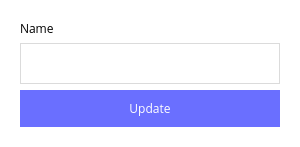
Old version of the form src/Dialogs/editcategorydialog.ui in the repository romanato73/vut-icp-2021.
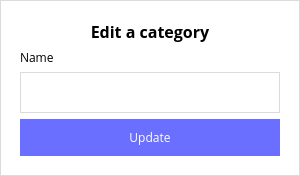
New version of the form.

The edit to the form file:
```diff
--- a/src/Dialogs/editcategorydialog.ui
+++ b/src/Dialogs/editcategorydialog.ui
@@ -7,13 +7,13 @@
     <x>0</x>
     <y>0</y>
     <width>300</width>
-    <height>135</height>
+    <height>165</height>
    </rect>
   </property>
   <property name="maximumSize">
    <size>
     <width>300</width>
-    <height>135</height>
+    <height>165</height>
    </size>
   </property>
   <property name="windowTitle">
@@ -23,7 +23,27 @@
    <double>1.000000000000000</double>
   </property>
   <property name="styleSheet">
-   <string notr="true">background-color: #fff;</string>
+   <string notr="true">QDialog {
+	background-color: #fff;
+	border: 1px solid #DBDBDB;
+}
+
+QLabel {
+	color: #000;
+}
+
+QPushButton {
+	background-color: #6A6FFF;
+	color: #fff;
+	border: none;
+	padding: 10px;
+}
+
+QLineEdit {
+	background-color: #fff;
+	border: 1px solid #DBDBDB;
+	padding: 10px;
+}</string>
   </property>
   <property name="modal">
    <bool>true</bool>
@@ -40,6 +60,24 @@
       <string notr="true"/>
      </property>
      <layout class="QVBoxLayout" name="verticalLayout">
+      <item>
+       <widget class="QLabel" name="label_2">
+        <property name="font">
+         <font>
+          <family>Open Sans</family>
+          <pointsize>12</pointsize>
+          <weight>75</weight>
+          <bold>true</bold>
+         </font>
+        </property>
+        <property name="text">
+         <string>Edit a category</string>
+        </property>
+        <property name="alignment">
+         <set>Qt::AlignCenter</set>
+        </property>
+       </widget>
+      </item>
       <item>
        <widget class="QLabel" name="label">
         <property name="font">
@@ -48,7 +86,7 @@
          </font>
         </property>
         <property name="styleSheet">
-         <string notr="true">color: #000;</string>
+         <string notr="true"/>
         </property>
         <property name="text">
          <string>Name</string>
@@ -63,8 +101,7 @@
          </font>
         </property>
         <property name="styleSheet">
-         <string notr="true">border: 1px solid #DBDBDB;
-padding: 10px;</string>
+         <string notr="true"/>
         </property>
        </widget>
       </item>
@@ -76,10 +113,7 @@
          </font>
         </property>
         <property name="styleSheet">
-         <string notr="true">background-color: #6A6FFF;
-color: #fff;
-border: none;
-padding: 10px;</string>
+         <string notr="true"/>
         </property>
         <property name="text">
          <string>Update</string>
```
Left out of the diff: 2 changed lines with no effect on the pictures.
